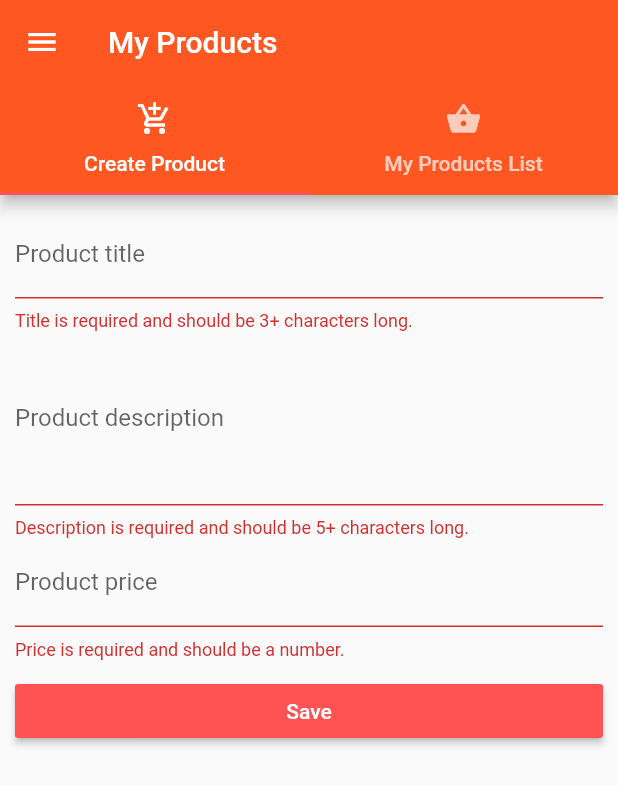
After one commit to cgustav/Flutter_course, a Flutter app: the MyProductsPage screen opened by its route, after a tap on "Save", on a phone screen of 412 x 824 dp. The commit adds this screen. Shown: the top 785 px of the screen. Run offline on Flutter 3.47's test engine with Material 2 defaults, Android fonts, the phone set to English and light mode, and no system bars; project files that could hold a hidden picture were left out.

Commit message:
working with product list

```diff
--- a/lib/main.dart
+++ b/lib/main.dart
@@ -49,7 +49,7 @@ class _MyAppState extends State<MyApp> {
           return ProductsPage(_products);
         },
         '/myproducts': (BuildContext context) {
-          return MyProductsPage(_addProduct, _deleteProduct);
+          return MyProductsPage(_addProduct, _updateProduct, _deleteProduct, _products);
         }
       },
       //exception
@@ -111,5 +111,11 @@ class _MyAppState extends State<MyApp> {
     });
   }
 
+  void _updateProduct(int index, Map<String,dynamic>product){
+    setState(() {
+      _products[index] = product;
+    });
+  }
+
 
 }
--- a/lib/pages/myproducts/myproducts.dart
+++ b/lib/pages/myproducts/myproducts.dart
@@ -3,7 +3,7 @@ import 'package:flutter/material.dart';
 //import locales
 
 import '../shared/sideBar.dart';
-import '../myproducts/product_create.dart';
+import '../myproducts/product_edit.dart';
 import '../myproducts/product_list.dart';
 
 // class ProfilePage extends StatefulWidget{
@@ -16,9 +16,11 @@ import '../myproducts/product_list.dart';
 
 class MyProductsPage extends StatelessWidget {
   final Function addProduct;
+  final Function updateProduct;
   final Function deleteProduct;
+  final List<Map<String,dynamic>> productList;
 
-  MyProductsPage(this.addProduct, this.deleteProduct);
+  MyProductsPage(this.addProduct, this.updateProduct, this.deleteProduct, this.productList);
 
   @override
   Widget build(BuildContext context) {
@@ -42,7 +44,7 @@ class MyProductsPage extends StatelessWidget {
             ),
           ),
           body: TabBarView(
-            children: <Widget>[ProductCreateTab(addProduct), ProductListTab()],
+            children: <Widget>[ProductEditTab(addProduct: addProduct,), ProductListTab(productList, updateProduct)],
           ),
         ));
   }
--- /dev/null
+++ b/lib/pages/myproducts/product_edit.dart
@@ -0,0 +1,219 @@
+import 'package:flutter/material.dart';
+////
+import '../../widgets/helpers/ensure-visible.dart';
+
+//
+class ProductEditTab extends StatefulWidget {
+  final Function addProduct;
+  final Function updateProduct;
+  final Map<String, dynamic> product;
+
+  final int productIndex;
+
+  ProductEditTab(
+      {this.addProduct, this.updateProduct, this.product, this.productIndex});
+
+  @override
+  State<StatefulWidget> createState() {
+    return _ProductEditTabState();
+  }
+}
+
+class _ProductEditTabState extends State<ProductEditTab> {
+  final GlobalKey<FormState> _formKey = GlobalKey<FormState>();
+  final Map<String, dynamic> _formData = {
+    'title': null,
+    'description': null,
+    'price': null,
+    'image': 'assets/img/food.jpg'
+  };
+  final _titleFocusNode = FocusNode();
+  final _descriptionFocusNode = FocusNode();
+  final _priceFocusNode = FocusNode();
+
+  // String _titlevalue = '';
+  // String _descriptionValue = '';
+  // double _priceValue;
+
+  //BUILD METHOD
+
+  @override
+  Widget build(BuildContext context) {
+    //Notes: About Gesture Detectors & Customized Buttons
+    //   -> It contains tons of events, it's awesome!
+    // GestureDetector(child:
+    //   Container(color:Colors.green,
+    //     padding: EdgeInsets.all(15.0),
+    //     child: Text('My Button'),),
+    // )
+    final Widget pageContent = GestureDetector(
+      onTap: () {
+        //we stablish a autofocus action
+        FocusScope.of(context).requestFocus(FocusNode());
+      },
+      child: Container(
+          margin: EdgeInsets.all(10.0),
+          /* NOTE: About Forms
+       - Forms are actually invisible widgets
+       - Forms allow us to manage operations like
+         validations, text input controls, and so on.
+       - The key attribute is some kind of global
+         identifier that allow us to access this
+         form object from other parts of our app.
+       */
+          child: Form(
+            key: _formKey,
+            child: ListView(
+              children: <Widget>[
+                //Title field
+                _buildTitleTextField(),
+                //Description field
+                _buildDescriptionTextField(),
+                //Price field
+                _buildPriceTextField(),
+                //Separator
+                SizedBox(
+                  height: 10.0,
+                ),
+                //Submit
+                _buildSubmitButton(context),
+              ],
+            ),
+          )),
+    );
+
+    return widget.product == null
+        ? pageContent
+        : Scaffold(
+            appBar: AppBar(
+              title: Text('Edit product'),
+            ),
+            body: pageContent,
+          );
+  }
+
+  //HELPERS
+  Widget _buildTitleTextField() {
+    /* NOTE: About TextFormFields
+      - These are special text fields that can be
+        integrated into such a form
+      - By default it cannot support features like
+        onChange events since TxtFormFields can be
+        managed as a collective and therefore we can
+        manage the values of each field differently.
+      - Instead, these widgets can support the onsaved
+        event, which means, they trigger a certain function
+        every time a form is submitted.
+     */
+
+    /* NOTE: About Validator
+      - There is a special argument called we
+        can pass in called validator inside a TextFormField
+        that allows our app to inspect what the client put
+        inside a certain form control.
+        Which means, a simply validation mechanism.
+      - The argument returned from validator built function
+        will be the error message (if there is exists one).
+        It can me a string value or null.
+    */
+
+    return EnsureVisibleWhenFocused(
+      focusNode: _titleFocusNode,
+      child: TextFormField(
+        focusNode: _titleFocusNode,
+        decoration: InputDecoration(labelText: 'Product title'),
+        initialValue: widget.product == null ? '' : widget.product['title'],
+        validator: (String value) {
+          //if(value.trim().length <= 0){
+          if (value.isEmpty || value.trim().length < 3) {
+            return 'Title is required and should be 3+ characters long.';
+          }
+        },
+        onSaved: (String value) {
+          _formData['title'] = value;
+        },
+      ),
+    );
+  }
+
+  Widget _buildDescriptionTextField() {
+    return EnsureVisibleWhenFocused(
+        focusNode: _descriptionFocusNode,
+        child: TextFormField(
+          focusNode: _descriptionFocusNode,
+          maxLines: 4,
+          decoration: InputDecoration(labelText: 'Product description'),
+          initialValue:
+              widget.product == null ? '' : widget.product['description'],
+          validator: (String value) {
+            if (value.isEmpty || value.trim().length < 5) {
+              return 'Description is required and should be 5+ characters long.';
+            }
+          },
+          onSaved: (String value) {
+            _formData['description'] = value;
+          },
+        ));
+  }
+
+  Widget _buildPriceTextField() {
+    return EnsureVisibleWhenFocused(
+        focusNode: _priceFocusNode,
+        child: TextFormField(
+          focusNode: _priceFocusNode,
+          decoration: InputDecoration(labelText: 'Product price'),
+          keyboardType: TextInputType.number,
+          initialValue:
+              widget.product == null ? '' : widget.product['price'].toString(),
+          validator: (String value) {
+            if (value.isEmpty ||
+                !RegExp(r'^(?:[1-9]\d*|0)?(?:\.\d+)?$').hasMatch(value)) {
+              return 'Price is required and should be a number.';
+            }
+          },
+          onSaved: (String value) {
+            _formData['price'] = double.parse(value);
+          },
+        ));
+  }
+
+  Widget _buildSubmitButton(BuildContext context) {
+    return RaisedButton(
+        child: Text('Save'),
+        color: Theme.of(context).accentColor,
+        textColor: Colors.white, //primary
+        onPressed: _submitForm);
+  }
+
+  void _submitForm() {
+    /* Note: About Key States
+      -With the Save() method, the onSaved
+       event of every form control will be triggered
+       Also, the state of the widget will be setted
+       to saved.
+      -With the Validate() method, will call the
+       methods inside the validator attributes on all
+       inputs which are wrapped by the Form widget.
+       The validate methos will return true if
+       every control pass the validator attr
+       or return false if is not.
+
+    */
+
+    if (!_formKey.currentState.validate()) {
+      return;
+    }
+
+    _formKey.currentState.save();
+
+    if (widget.product == null) {
+      widget.addProduct(_formData);
+    } else {
+      widget.updateProduct(widget.productIndex, _formData);
+    }
+
+    Navigator.pushReplacementNamed(context, '/products');
+  }
+
+  //END HELPERS
+}
--- a/lib/pages/myproducts/product_list.dart
+++ b/lib/pages/myproducts/product_list.dart
@@ -1,12 +1,43 @@
 import 'package:flutter/material.dart';
 
+import './product_edit.dart';
+
 class ProductListTab extends StatelessWidget {
+  final List<Map<String, dynamic>> productList;
+  final Function updateProduct;
+
+  ProductListTab(this.productList, this.updateProduct);
+
   @override
   Widget build(BuildContext context) {
-    return Container(
-      child: Center(
-        child: Text('List under construction <3'),
-      ),
+    return ListView.builder(
+      itemCount: productList.length,
+      itemBuilder: (BuildContext context, int index) {
+        return ListTile(
+          leading: Container(
+              width: 60.0,
+              height: 60.0,
+              child: Image.asset(
+                productList[index]['image'],
+              )),
+          title: Text(
+            productList[index]['title'],
+            style: TextStyle(
+                fontFamily: 'Exo2',
+                fontWeight: FontWeight.bold,
+                color: Colors.grey),
+          ),
+          trailing: IconButton(
+            icon: Icon(Icons.edit),
+            onPressed: () {
+              Navigator.of(context).push(MaterialPageRoute(
+                builder: (BuildContext context){
+                return ProductEditTab(product: productList[index], updateProduct: updateProduct,productIndex: index,);
+              }));
+            },
+          ),
+        );
+      },
     );
   }
 }
--- /dev/null
+++ b/lib/widgets/helpers/ensure-visible.dart
@@ -0,0 +1,86 @@
+import 'dart:async';
+
+import 'package:flutter/rendering.dart';
+import 'package:flutter/widgets.dart';
+import 'package:meta/meta.dart';
+
+class EnsureVisibleWhenFocused extends StatefulWidget {
+  const EnsureVisibleWhenFocused({
+    Key key,
+    @required this.child,
+    @required this.focusNode,
+    this.curve: Curves.ease,
+    this.duration: const Duration(milliseconds: 100),
+  }) : super(key: key);
+
+  /// The node we will monitor to determine if the child is focused
+  final FocusNode focusNode;
+
+  /// The child widget that we are wrapping
+  final Widget child;
+
+  /// The curve we will use to scroll ourselves into view.
+  ///
+  /// Defaults to Curves.ease.
+  final Curve curve;
+
+  /// The duration we will use to scroll ourselves into view
+  ///
+  /// Defaults to 100 milliseconds.
+  final Duration duration;
+
+  EnsureVisibleWhenFocusedState createState() => new EnsureVisibleWhenFocusedState();
+}
+
+class EnsureVisibleWhenFocusedState extends State<EnsureVisibleWhenFocused> {
+  @override
+  void initState() {
+    super.initState();
+    widget.focusNode.addListener(_ensureVisible);
+  }
+
+  @override
+  void dispose() {
+    super.dispose();
+    widget.focusNode.removeListener(_ensureVisible);
+  }
+
+  Future<Null> _ensureVisible() async {
+    // Wait for the keyboard to come into view
+    // TODO: position doesn't seem to notify listeners when metrics change,
+    // perhaps a NotificationListener around the scrollable could avoid
+    // the need insert a delay here.
+    await Future.delayed(const Duration(milliseconds: 300));
+
+    if (!widget.focusNode.hasFocus)
+      return;
+
+    final RenderObject object = context.findRenderObject();
+    final RenderAbstractViewport viewport = RenderAbstractViewport.of(object);
+    assert(viewport != null);
+
+    ScrollableState scrollableState = Scrollable.of(context);
+    assert(scrollableState != null);
+
+    ScrollPosition position = scrollableState.position;
+    double alignment;
+    if (position.pixels > viewport.getOffsetToReveal(object, 0.0).offset) {
+      // Move down to the top of the viewport
+      alignment = 0.0;
+    } else if (position.pixels < viewport.getOffsetToReveal(object, 1.0).offset) {
+      // Move up to the bottom of the viewport
+      alignment = 1.0;
+    } else {
+      // No scrolling is necessary to reveal the child
+      return;
+    }
+    position.ensureVisible(
+      object,
+      alignment: alignment,
+      duration: widget.duration,
+      curve: widget.curve,
+    );
+  }
+
+  Widget build(BuildContext context) => widget.child;
+}
--- a/lib/widgets/products/products.dart
+++ b/lib/widgets/products/products.dart
@@ -1,6 +1,6 @@
 import 'package:flutter/material.dart';
 
-import './product.dart';
+//import './product.dart';
 import './product_card.dart';
 class Products extends StatelessWidget {
   final List<Map<String, dynamic>> products;
@@ -12,7 +12,6 @@ class Products extends StatelessWidget {
     return _buildProductList();
   }
 
-  //
   //INNER COMPONENTS
   Widget _buildProductList() {
     Widget productCard = Center(
```
